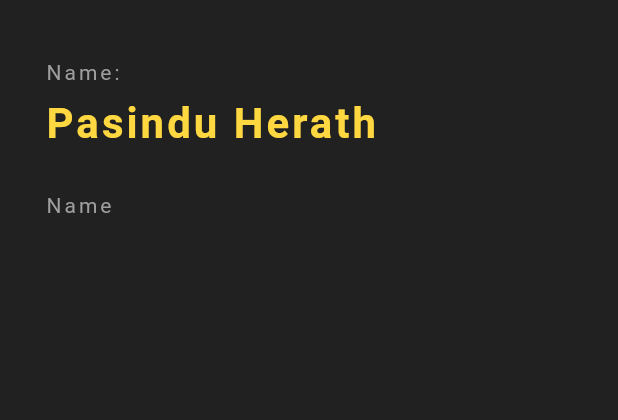
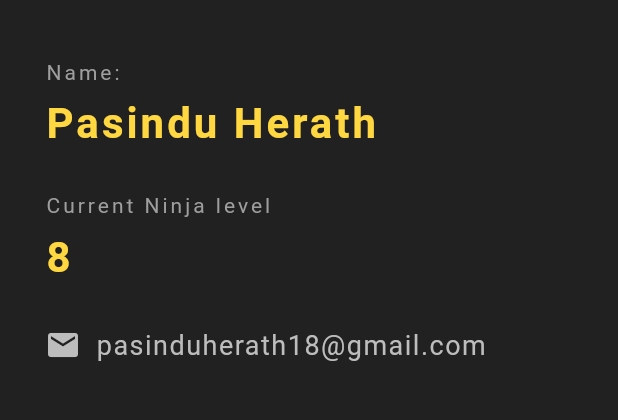
Before and after one commit to PasinduManeka/ninja_id, a Flutter app: the screen it shows after launch, on a phone screen of 412 x 824 dp, the part 84-504 px from its top. Run offline on Flutter 3.47's test engine with Material 2 defaults, Android fonts, the phone set to English and light mode, and no system bars.

Commit message:
Added the email avatar

```diff
--- a/lib/main.dart
+++ b/lib/main.dart
@@ -47,11 +47,39 @@ class NinjaCard extends StatelessWidget {
             ),
             SizedBox(height:30.0,),
             Text(
-               'Name',
+               'Current Ninja level',
               style: TextStyle(
                 color: Colors.grey,
                 letterSpacing: 2.0,
               ),
+            ),
+            SizedBox(height:10.0,),
+            Text(
+              '8',
+              style: TextStyle(
+                color: Colors.amberAccent,
+                letterSpacing: 2.0,
+                fontSize: 28.0,
+                fontWeight: FontWeight.bold,
+              ),
+            ),
+            SizedBox(height: 30.0,),
+            Row(
+              children: <Widget>[
+                Icon(
+                  Icons.email,
+                  color:Colors.grey[400],
+                ),
+                SizedBox(width: 10.0,),
+                Text(
+                  'pasinduherath18@gmail.com',
+                  style: TextStyle(
+                    color: Colors.grey[400],
+                    fontSize: 18.0,
+                    letterSpacing: 1.0,
+                  ),
+                )
+              ],
             )
           ],
         ),
```
